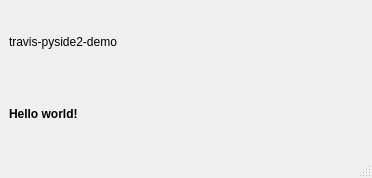
This is ui/mainwindow.ui in wuyue92tree/travis-pyside2-demo as Qt 5 draws it before an edit. The edited form follows.
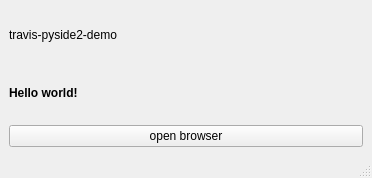
This is the edited form. Icons and pictures are not drawn.

```diff
--- a/ui/mainwindow.ui
+++ b/ui/mainwindow.ui
@@ -33,6 +33,13 @@
       </property>
      </widget>
     </item>
+    <item>
+     <widget class="QPushButton" name="pushButton">
+      <property name="text">
+       <string>open browser</string>
+      </property>
+     </widget>
+    </item>
    </layout>
   </widget>
   <widget class="QStatusBar" name="statusbar"/>
```
